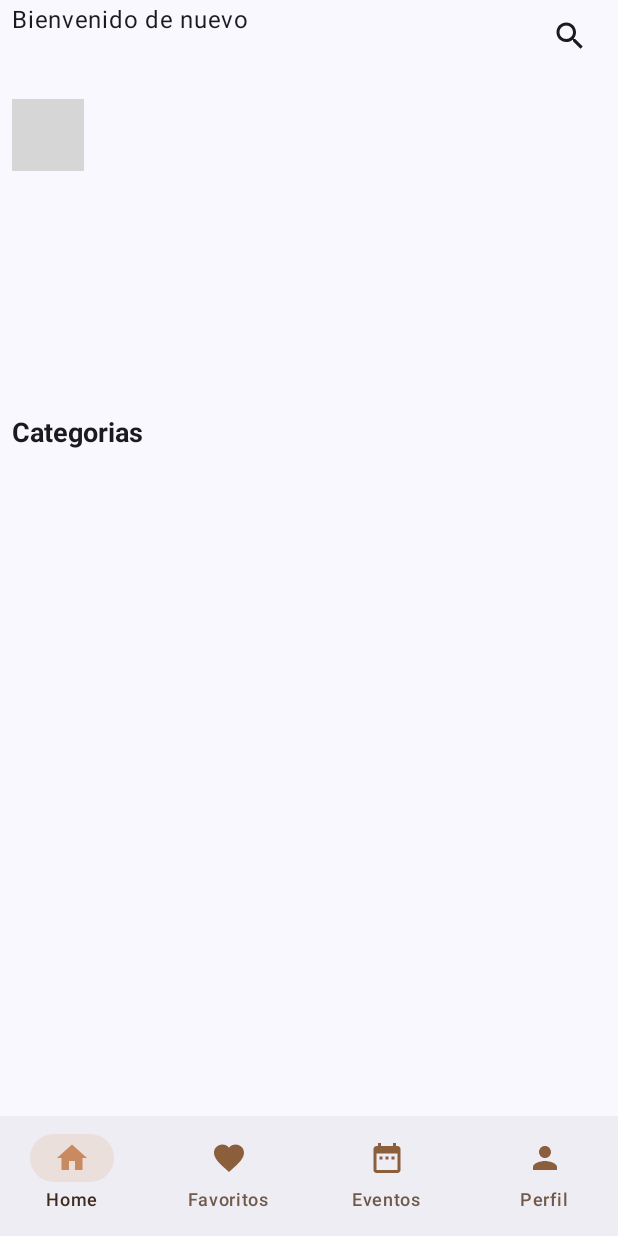
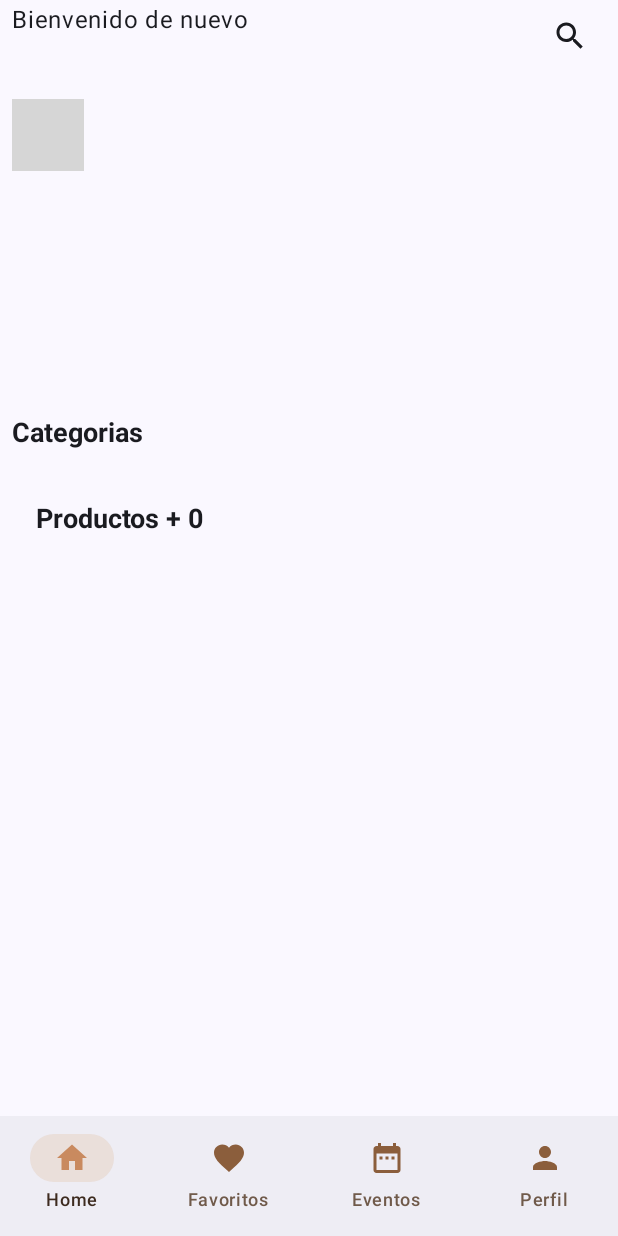
Before and after one commit to mevi-and-my-monkey/tarantula, an Android app built with Jetpack Compose: the HomeScreen screen opened through its navigation route, on a phone screen of 412 x 824 dp. Run offline under Robolectric (Android 15) with nearby library versions, the phone set to English and light mode, and no system bars; our stand-ins replace Dagger/Hilt's generated code, Firebase (no records; nobody signed in at launch, a user with empty details on screens opened directly); libraries missing offline, so code that uses them is left out: com.tbuonomo.viewpagerdotsindicator; pictures from the network do not load; 4 statements that could not run were skipped; grey boxes are pictures that could not be loaded.

Commit message:
Mostrar todos los productos

```diff
--- /dev/null
+++ b/app/src/main/java/com/mevi/tarantula/components/ShowAllProductsView.kt
@@ -0,0 +1,84 @@
+package com.mevi.tarantula.components
+
+import androidx.compose.foundation.layout.Arrangement
+import androidx.compose.foundation.layout.Column
+import androidx.compose.foundation.layout.IntrinsicSize
+import androidx.compose.foundation.layout.PaddingValues
+import androidx.compose.foundation.layout.Row
+import androidx.compose.foundation.layout.Spacer
+import androidx.compose.foundation.layout.fillMaxSize
+import androidx.compose.foundation.layout.fillMaxWidth
+import androidx.compose.foundation.layout.height
+import androidx.compose.foundation.layout.padding
+import androidx.compose.foundation.layout.width
+import androidx.compose.foundation.lazy.LazyColumn
+import androidx.compose.foundation.lazy.LazyRow
+import androidx.compose.foundation.lazy.items
+import androidx.compose.material3.Text
+import androidx.compose.runtime.Composable
+import androidx.compose.runtime.LaunchedEffect
+import androidx.compose.runtime.mutableStateOf
+import androidx.compose.runtime.remember
+import androidx.compose.ui.Modifier
+import androidx.compose.ui.text.TextStyle
+import androidx.compose.ui.text.font.FontWeight
+import androidx.compose.ui.unit.dp
+import androidx.compose.ui.unit.sp
+import com.google.firebase.Firebase
+import com.google.firebase.firestore.firestore
+import com.mevi.tarantula.network.ProductModel
+
+@Composable
+fun ShowAllProductsView(modifier: Modifier = Modifier) {
+
+    val productList = remember {
+        mutableStateOf<List<ProductModel>>(emptyList())
+    }
+
+    LaunchedEffect(key1 = Unit) {
+        Firebase.firestore.collection("data").document("stock").collection("products")
+            .get().addOnCompleteListener() {
+                if (it.isSuccessful) {
+                    val resultList = it.result.documents.mapNotNull { doc ->
+                        doc.toObject(ProductModel::class.java)
+                    }
+                    productList.value = resultList
+                }
+            }
+    }
+
+
+    Column(modifier = modifier
+        .padding(16.dp)
+        .fillMaxSize()) {
+        Text(
+            "Productos + ${productList.value.size}",
+            style = TextStyle(fontSize = 18.sp, fontWeight = FontWeight.Bold)
+        )
+        Spacer(modifier = Modifier.height(8.dp))
+
+        LazyColumn(
+            verticalArrangement = Arrangement.spacedBy(8.dp),
+            modifier = Modifier.fillMaxSize()
+        ) {
+            items(productList.value.chunked(2)) { rowItems ->
+                Row(
+                    horizontalArrangement = Arrangement.spacedBy(8.dp),
+                    modifier = Modifier.fillMaxWidth()
+                ) {
+                    rowItems.forEach { product ->
+                        ProductItemView(
+                            product = product,
+                            modifier = Modifier
+                                .weight(1f)
+                        )
+                    }
+                    if (rowItems.size == 1) {
+                        Spacer(modifier = Modifier.weight(1f))
+                    }
+                }
+            }
+        }
+    }
+
+}
--- a/app/src/main/java/com/mevi/tarantula/iu/pages/HomePage.kt
+++ b/app/src/main/java/com/mevi/tarantula/iu/pages/HomePage.kt
@@ -14,6 +14,7 @@ import androidx.compose.ui.unit.sp
 import com.mevi.tarantula.components.BannerView
 import com.mevi.tarantula.components.CategoriesView
 import com.mevi.tarantula.components.HeaderView
+import com.mevi.tarantula.components.ShowAllProductsView
 
 @Composable
 fun HomePage(modifier: Modifier) {
@@ -28,5 +29,7 @@ fun HomePage(modifier: Modifier) {
         Text("Categorias", style = TextStyle(fontSize = 18.sp, fontWeight = FontWeight.Bold))
         Spacer(modifier = Modifier.height(10.dp))
         CategoriesView()
+        Spacer(modifier = Modifier.height(10.dp))
+        ShowAllProductsView()
     }
 }
```
